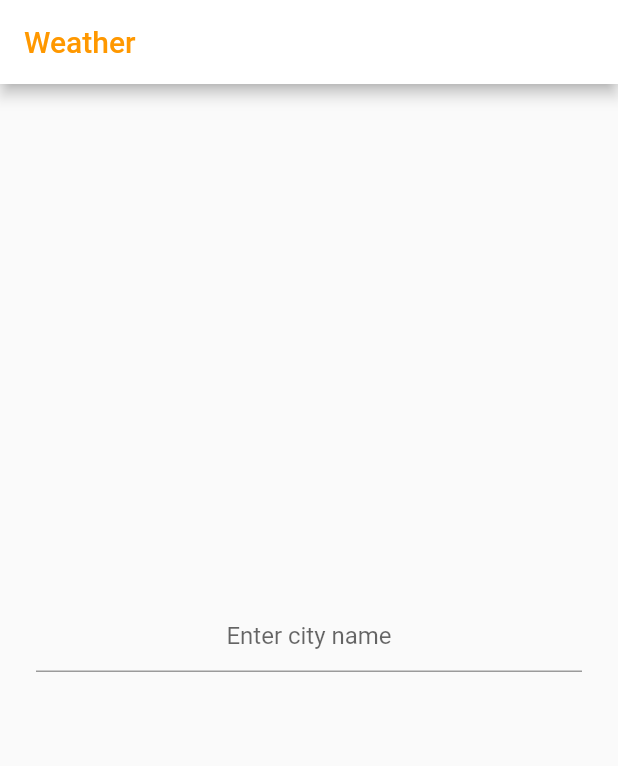
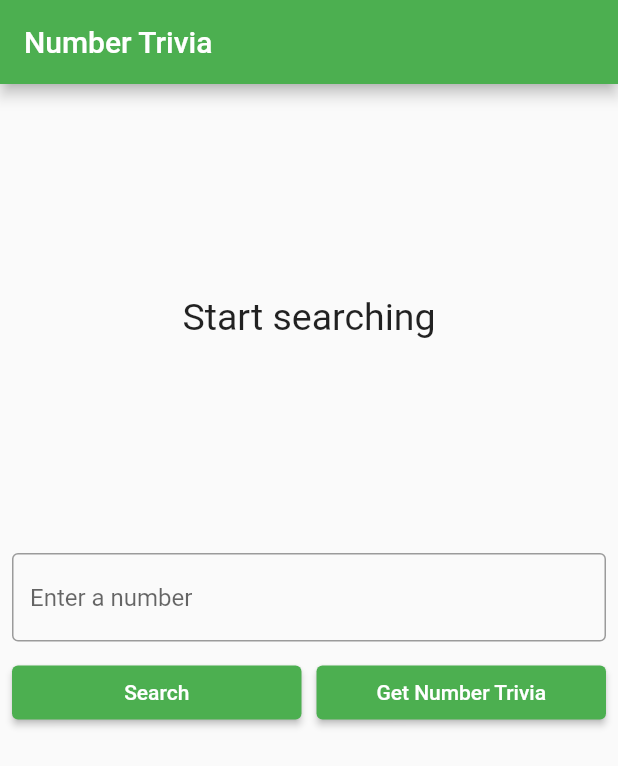
Before and after one commit to Mariyamahnoor95/Clean_Architecture, a Flutter app: the screen it shows after launch, on a phone screen of 412 x 824 dp. Shown: the top 766 px of the screen. Run offline on Flutter 3.47's test engine with Material 2 defaults, Android fonts, the phone set to English and light mode, and no system bars; our stand-ins replace bloc, dartz, equatable, flutter_bloc, get_it, internet_connection_checker and 1 more.

Commit message:
presentation layer done

```diff
--- a/lib/core/platform/network_info.dart
+++ /dev/null
@@ -1,2 +0,0 @@
-abstract class NetworkInfo{
-  Future<bool> get isConnected;}
--- a/lib/feature/number_trivia/data/repositories/number_trivia_repository_impl.dart
+++ b/lib/feature/number_trivia/data/repositories/number_trivia_repository_impl.dart
@@ -1,6 +1,6 @@
 import 'package:clean_architecture/core/error/exception.dart';
 import 'package:clean_architecture/core/error/failure.dart';
-import 'package:clean_architecture/core/platform/network_info.dart';
+import 'package:clean_architecture/core/network/network_info.dart';
 import 'package:clean_architecture/feature/number_trivia/data/data_resources/number_trivia__remote_data_source.dart';
 import 'package:clean_architecture/feature/number_trivia/data/data_resources/number_trivia_local_data_source.dart';
 import 'package:clean_architecture/feature/number_trivia/data/model/number_trivia_model.dart';
--- /dev/null
+++ b/lib/feature/number_trivia/presentation/bloc/number_trivia_bloc.dart
@@ -0,0 +1,70 @@
+import 'dart:async';
+import 'package:bloc/bloc.dart';
+import 'package:clean_architecture/core/usecases/usecase.dart';
+import 'package:clean_architecture/feature/number_trivia/domain/entities/number_trivia.dart';
+import 'package:equatable/equatable.dart';
+import 'package:meta/meta.dart';
+
+import '../../../../core/error/failure.dart';
+import '../../../../core/presentation/utils/input_validation.dart';
+import '../../domain/usecases/get_concrete_number_trivia.dart';
+import '../../domain/usecases/get_random_number_trivia.dart';
+
+part 'number_trivia_event.dart';
+part 'number_trivia_state.dart';
+
+
+const String SERVER_FAILURE_MESSAGE = 'Server Failure';
+const String CACHE_FAILURE_MESSAGE = 'Cache Failure';
+const String INVALID_INPUT_FAILURE_MESSAGE =
+    'Invalid Input - The number must be a positive integer or zero.';
+
+class NumberTriviaBloc extends Bloc<NumberTriviaEvent, NumberTriviaState> {
+  final GetConcreteNumberTrivia getConcreteNumberTrivia;
+  final GetRandomNumberTrivia getRandomNumberTrivia;
+  final InputConverter inputConverter;
+
+  NumberTriviaState get initialState => Empty();
+
+  NumberTriviaBloc({
+    required this.getConcreteNumberTrivia,
+    required this.getRandomNumberTrivia,
+    required this.inputConverter,
+  }) : super(Empty()) {
+    on<GetTriviaForConcreteNumber>((event, emit) async {
+      final inputEither =
+      inputConverter.stringToUnsignedInteger(event.numberString);
+      await inputEither.fold((failure) async =>
+        emit(const Error(message: INVALID_INPUT_FAILURE_MESSAGE)),
+       (integer) async {
+        emit(Loading());
+        final failureOrTrivia = await getConcreteNumberTrivia(Params(number: integer));
+        failureOrTrivia!.fold((failure) {
+          emit(Error(message: _mapFailureToMessage(failure)));
+        }, (trivia) {
+          emit(Loaded(trivia: trivia));
+        });
+      });
+    });
+    on<GetTriviaForRandomNumber>((event, emit) async {
+      emit(Loading());
+      final failureOrTrivia = await getRandomNumberTrivia(NoParams());
+      failureOrTrivia!.fold((failure) {
+        emit(Error(message: _mapFailureToMessage(failure)));
+      }, (trivia) {
+        emit(Loaded(trivia: trivia));
+      });
+    });
+  }
+}
+
+String _mapFailureToMessage(Failures failure) {
+  switch (failure.runtimeType) {
+    case ServerFailure:
+      return SERVER_FAILURE_MESSAGE;
+    case CacheFailure:
+      return CACHE_FAILURE_MESSAGE;
+    default:
+      return 'Unexpected error';
+  }
+}
--- /dev/null
+++ b/lib/feature/number_trivia/presentation/bloc/number_trivia_event.dart
@@ -0,0 +1,16 @@
+part of 'number_trivia_bloc.dart';
+
+abstract class NumberTriviaEvent extends Equatable {
+  const NumberTriviaEvent();
+
+  @override
+  List<Object> get props => [];
+}
+
+class GetTriviaForConcreteNumber extends NumberTriviaEvent {
+  final String numberString;
+
+  const GetTriviaForConcreteNumber(this.numberString);
+}
+
+class GetTriviaForRandomNumber extends NumberTriviaEvent {}
--- /dev/null
+++ b/lib/feature/number_trivia/presentation/bloc/number_trivia_state.dart
@@ -0,0 +1,24 @@
+part of 'number_trivia_bloc.dart';
+
+abstract class NumberTriviaState extends Equatable {
+  const NumberTriviaState();
+
+  @override
+  List<Object> get props => [];
+}
+
+class Empty extends NumberTriviaState {}
+
+class Loading extends NumberTriviaState {}
+
+class Loaded extends NumberTriviaState {
+  final NumberTrivia trivia;
+
+  const Loaded({required this.trivia});
+}
+
+class Error extends NumberTriviaState {
+  final String message;
+
+  const Error({required this.message});
+}
--- /dev/null
+++ b/lib/feature/number_trivia/presentation/pages/number_trivia_page.dart
@@ -0,0 +1,62 @@
+  import 'package:flutter/material.dart';
+import 'package:flutter_bloc/flutter_bloc.dart';
+
+import '../../../../injection_container.dart';
+import '../../domain/entities/number_trivia.dart';
+import '../bloc/number_trivia_bloc.dart';
+import '../widgets/loading_widget.dart';
+import '../widgets/message_display_widget.dart';
+import '../widgets/trivia_controls.dart';
+import '../widgets/trivia_display_widget.dart';
+
+class NumberTriviaPage extends StatelessWidget {
+  const NumberTriviaPage({Key? key}) : super(key: key);
+
+  @override
+  Widget build(BuildContext context) {
+    return Scaffold(
+      appBar: AppBar(
+        title: const Text('Number Trivia'),
+      ),
+      body: SingleChildScrollView(child: buildBody(context)),
+    );
+  }
+
+  BlocProvider<NumberTriviaBloc> buildBody(BuildContext context) {
+    return BlocProvider(
+      create: (_) => sl<NumberTriviaBloc>(),
+      child: Center(
+        child: Padding(
+          padding: const EdgeInsets.all(8.0),
+          child: Column(
+            children: [
+              const SizedBox(height: 10,),
+              BlocBuilder<NumberTriviaBloc, NumberTriviaState>(
+                builder: (context, state) {
+                  if(state is Empty)  {
+                    return const MessageDisplay(message: 'Start searching',);
+                  }
+                  if(state is Loading){
+                    return const LoadingWidget();
+                  }
+                  else if(state is Loaded){
+                    return TriviaDisplay(numberTrivia:state.trivia );
+                  }
+                  else if(state is Error) {
+                    return MessageDisplay(message: state.message,);
+                  }
+                  else {
+                    return const MessageDisplay(message: 'Start Searching');
+                  }
+                },
+              ),
+
+              const SizedBox(height: 20,),
+              const TriviaController()
+            ],
+          ),
+        ),
+      ),
+    );
+  }
+}
--- /dev/null
+++ b/lib/feature/number_trivia/presentation/widgets/message_display_widget.dart
@@ -0,0 +1,24 @@
+import 'package:flutter/material.dart';
+class MessageDisplay extends StatelessWidget {
+  final String message;
+  const MessageDisplay({
+    Key? key, required this.message
+  }) : super(key: key);
+
+  @override
+  Widget build(BuildContext context) {
+    return Container(
+      height: MediaQuery
+          .of(context)
+          .size
+          .height / 3,
+      child:  Center(
+        child: SingleChildScrollView(
+          child: Text(message,
+            style: const TextStyle(fontSize: 25),
+            textAlign: TextAlign.center,
+          ),
+        ),
+      ),);
+  }
+}
--- /dev/null
+++ b/lib/feature/number_trivia/presentation/widgets/trivia_controls.dart
@@ -0,0 +1,67 @@
+import 'package:flutter/material.dart';
+import 'package:flutter_bloc/flutter_bloc.dart';
+import '../bloc/number_trivia_bloc.dart';
+
+class TriviaController extends StatefulWidget {
+  const TriviaController({
+    Key? key,
+  }) : super(key: key);
+
+  @override
+  State<TriviaController> createState() => _TriviaControllerState();
+}
+
+class _TriviaControllerState extends State<TriviaController> {
+  final controller = TextEditingController();
+  late String inputString;
+
+  @override
+  Widget build(BuildContext context) {
+    return Column(
+      children: [
+        TextField(
+          controller: controller,
+          keyboardType: TextInputType.number,
+          decoration: const InputDecoration(
+            border: OutlineInputBorder(),
+            hintText: 'Enter a number',
+          ),
+          onChanged: (value){
+            inputString =value;
+          },
+          onSubmitted: (_){
+            dispatchConcrete();
+          },
+        ),
+        const SizedBox(height: 10,),
+        Row(
+          children:  [
+            Expanded(child: ElevatedButton(
+              style: ElevatedButton.styleFrom(
+                backgroundColor: Colors.green,
+                foregroundColor: Colors.white,
+              ),
+              onPressed: dispatchConcrete,
+              child: Text('Search'),
+            ),
+            ),
+            const SizedBox(width: 10,),
+            Expanded(child:ElevatedButton(
+              onPressed: dispatchRandom,
+              child: const Text('Get Number Trivia'),
+            ),)
+          ],
+        )
+      ],
+    );
+  }
+
+  void dispatchConcrete(){
+    controller.clear();
+    context.read<NumberTriviaBloc>().add(GetTriviaForConcreteNumber(inputString));
+  }
+  void dispatchRandom(){
+    controller.clear();
+    context.read<NumberTriviaBloc>().add(GetTriviaForRandomNumber());
+  }
+}
--- a/lib/main.dart
+++ b/lib/main.dart
@@ -1,10 +1,12 @@
+import 'package:clean_architecture/feature/number_trivia/presentation/pages/number_trivia_page.dart';
 import 'package:flutter/material.dart';
 import 'package:flutter_bloc/flutter_bloc.dart';
 import 'feature/weather/presentation/bloc/weather_bloc.dart';
 import 'feature/weather/presentation/pages/weather_page.dart';
-import 'injection.dart' as di;
-void main() {
-  di.init();
+import 'injection_container.dart' as di;
+void main() async {
+  WidgetsFlutterBinding.ensureInitialized();
+  await di.init();
   runApp(const MyApp());
 }
 
@@ -14,26 +16,13 @@ class MyApp extends StatelessWidget {
   // This widget is the root of your application.
   @override
   Widget build(BuildContext context) {
-    return MultiBlocProvider(
-      providers: [
-        BlocProvider(create: (_) =>  di.locator<WeatherBloc>(),),
-      ],
-      child: MaterialApp(
-        title: 'Flutter Demo',
-        theme: ThemeData(
-          // This is the theme of your application.
-          //
-          // Try running your application with "flutter run". You'll see the
-          // application has a blue toolbar. Then, without quitting the app, try
-          // changing the primarySwatch below to Colors.green and then invoke
-          // "hot reload" (press "r" in the console where you ran "flutter run",
-          // or simply save your changes to "hot reload" in a Flutter IDE).
-          // Notice that the counter didn't reset back to zero; the application
-          // is not restarted.
-          primarySwatch: Colors.orange,
-        ),
-        home: const WeatherPage(),
+    return MaterialApp(
+      title: 'Number Trivia',
+      debugShowCheckedModeBanner: false,
+      theme: ThemeData(
+        primarySwatch: Colors.green,
       ),
+      home: const NumberTriviaPage(),
     );
   }
 }
--- a/pubspec.yaml
+++ b/pubspec.yaml
@@ -47,7 +47,7 @@ dependencies:
   dartz: ^0.10.1
 
   # Remote API
-  connectivity_plus: ^3.0.2
+  internet_connection_checker: ^1.0.0+1
   http: ^0.13.5
   # Local cache
   shared_preferences: ^2.0.15
```
Also changed, not shown: lib/core/network/network_info.dart (added, +16 -0 lines), lib/core/presentation/utils/input_validation.dart (added, +21 -0 lines), lib/feature/number_trivia/data/data_resources/number_trivia__remote_data_source.dart (+33 -1 lines), lib/feature/number_trivia/data/data_resources/number_trivia_local_data_source.dart (+32 -3 lines), lib/feature/number_trivia/presentation/widgets/loading_widget.dart (added, +17 -0 lines), lib/feature/number_trivia/presentation/widgets/trivia_display_widget.dart (added, +35 -0 lines), lib/injection_container.dart (added, +54 -0 lines), pubspec.lock, 5 other files.
